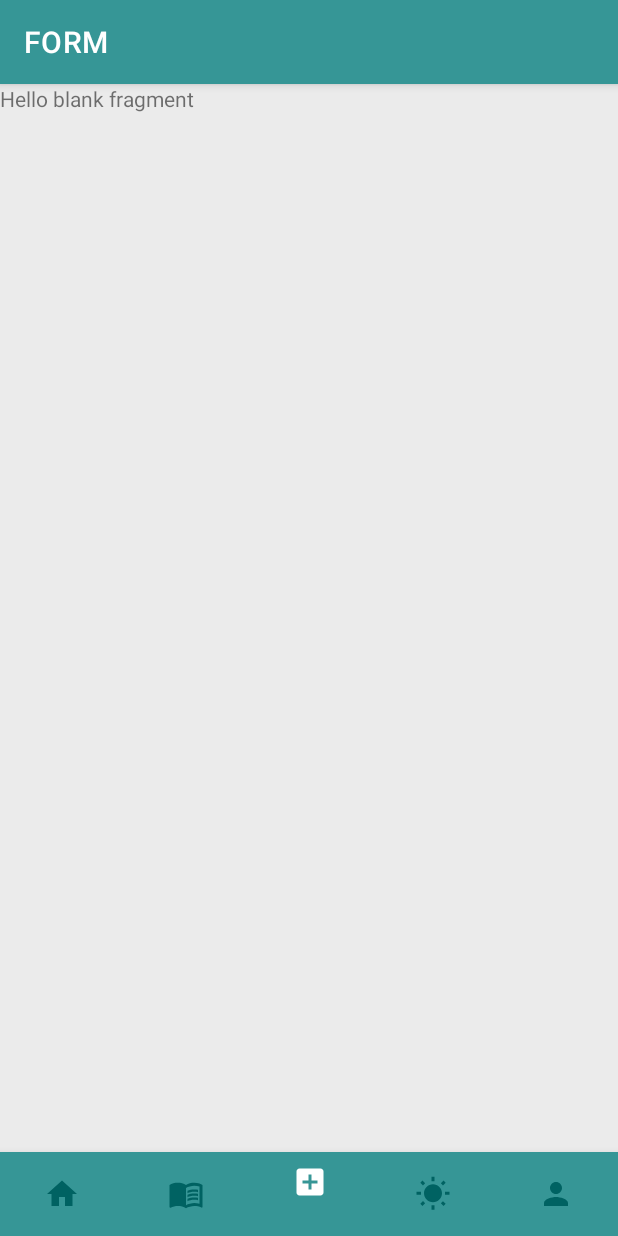
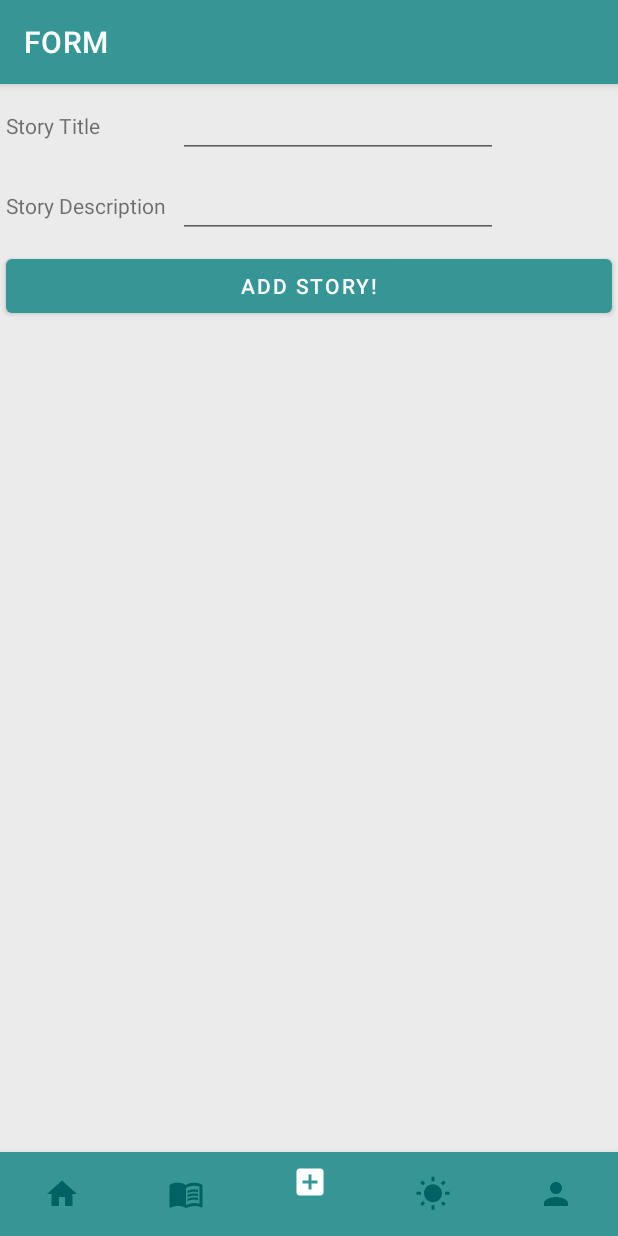
Before and after one commit to oyousef25/LifeApp-Android, an Android app: the CreateFormPageFragment screen opened through its navigation route, on a phone screen of 412 x 824 dp. Run offline under Robolectric (Android 15) with nearby library versions, the phone set to English and light mode, and no system bars; our stand-ins replace navigation-ui.

Commit message:
Finished The form XML layout file

```diff
--- a/app/src/main/java/com/example/lifeapp/fragments/CreateFormPageFragment.java
+++ b/app/src/main/java/com/example/lifeapp/fragments/CreateFormPageFragment.java
@@ -64,6 +64,9 @@ public class CreateFormPageFragment extends Fragment {
     public View onCreateView(LayoutInflater inflater, ViewGroup container,
                              Bundle savedInstanceState) {
         // Inflate the layout for this fragment
-        return inflater.inflate(R.layout.fragment_create_form_page, container, false);
+        View view = inflater.inflate(R.layout.fragment_create_form_page, container, false);
+
+        //Return view
+        return view;
     }
 }
--- a/app/src/main/res/layout/fragment_create_form_page.xml
+++ b/app/src/main/res/layout/fragment_create_form_page.xml
@@ -1,14 +1,41 @@
 <?xml version="1.0" encoding="utf-8"?>
-<FrameLayout xmlns:android="http://schemas.android.com/apk/res/android"
+<GridLayout xmlns:android="http://schemas.android.com/apk/res/android"
     xmlns:tools="http://schemas.android.com/tools"
     android:layout_width="match_parent"
     android:layout_height="match_parent"
-    tools:context=".fragments.CreateFormPageFragment">
+    android:columnCount="2"
+    android:useDefaultMargins="true">
 
-    <!-- TODO: Update blank fragment layout -->
     <TextView
+        android:id="@+id/textView"
+        android:layout_width="wrap_content"
+        android:layout_height="wrap_content"
+        android:text="Story Title" />
+
+    <EditText
+        android:id="@+id/cityNameEditText"
+        android:layout_width="wrap_content"
+        android:layout_height="wrap_content"
+        android:ems="10"
+        android:inputType="textPersonName" />
+
+    <TextView
+        android:id="@+id/textView2"
+        android:layout_width="wrap_content"
+        android:layout_height="wrap_content"
+        android:text="Story Description" />
+
+    <EditText
+        android:id="@+id/descriptionEditText"
+        android:layout_width="wrap_content"
+        android:layout_height="wrap_content"
+        android:ems="10"
+        android:inputType="textPersonName" />
+
+    <Button
+        android:id="@+id/submitStoryButton"
         android:layout_width="match_parent"
-        android:layout_height="match_parent"
-        android:text="@string/hello_blank_fragment" />
-
-</FrameLayout>
+        android:layout_height="wrap_content"
+        android:layout_columnSpan="2"
+        android:text="Add Story!" />
+</GridLayout>
```
